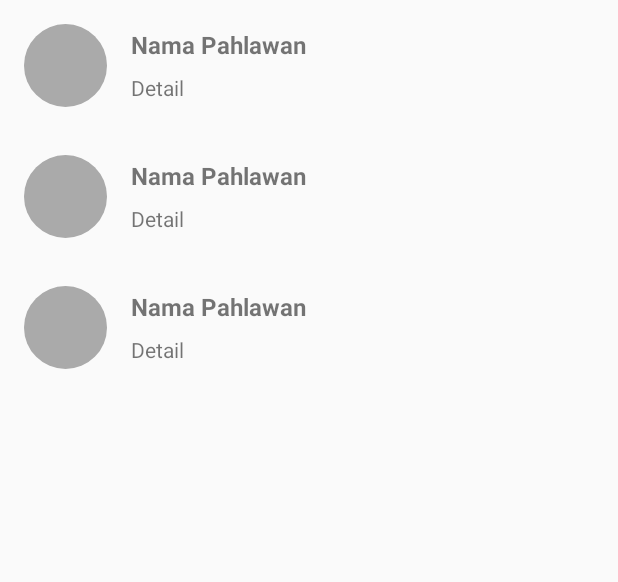
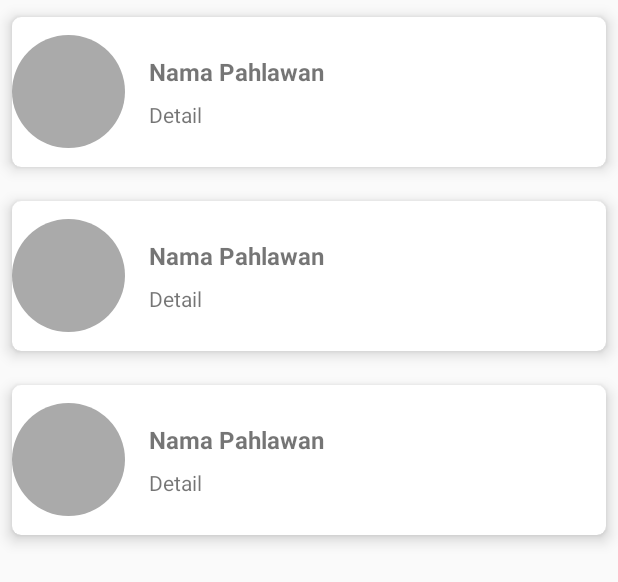
Before and after one commit to kukuhsw/SicKot, an Android app: the layout activity_main.xml on its own in the app's theme, with its tools: preview values and no code run, on a phone screen of 412 x 824 dp. Shown: the top 582 px of the screen. Run offline under Robolectric (Android 15) with nearby library versions, the phone set to English and light mode, and no system bars.

Commit message:
cardview

```diff
--- a/app/src/main/java/com/hellu/lekot/DetailPlanetActivity.kt
+++ b/app/src/main/java/com/hellu/lekot/activities/DetailPlanetActivity.kt
@@ -1,12 +1,12 @@
-package com.hellu.lekot
+package com.hellu.lekot.activities
 
 import androidx.appcompat.app.AppCompatActivity
 import android.os.Bundle
-import android.view.Gravity
 import android.widget.ImageView
 import android.widget.TextView
 import com.bumptech.glide.Glide
 import com.bumptech.glide.request.RequestOptions
+import com.hellu.lekot.R
 import com.hellu.lekot.data.Galaxy
 
 class DetailPlanetActivity : AppCompatActivity() {
--- a/app/src/main/java/com/hellu/lekot/MainActivity.kt
+++ b/app/src/main/java/com/hellu/lekot/activities/MainActivity.kt
@@ -1,4 +1,4 @@
-package com.hellu.lekot
+package com.hellu.lekot.activities
 
 import android.content.Intent
 import androidx.appcompat.app.AppCompatActivity
@@ -9,6 +9,7 @@ import android.widget.Toast
 import androidx.appcompat.app.ActionBar
 import androidx.recyclerview.widget.LinearLayoutManager
 import androidx.recyclerview.widget.RecyclerView
+import com.hellu.lekot.R
 import com.hellu.lekot.adapter.ListGalaxyAdapter
 import com.hellu.lekot.data.Galaxy
 import com.hellu.lekot.data.GalaxyData
--- a/app/src/main/java/com/hellu/lekot/ProfileActivity.kt
+++ b/app/src/main/java/com/hellu/lekot/activities/ProfileActivity.kt
@@ -1,7 +1,8 @@
-package com.hellu.lekot
+package com.hellu.lekot.activities
 
 import androidx.appcompat.app.AppCompatActivity
 import android.os.Bundle
+import com.hellu.lekot.R
 
 class ProfileActivity : AppCompatActivity() {
 
--- a/app/src/main/java/com/hellu/lekot/SplashscreenActivity.kt
+++ b/app/src/main/java/com/hellu/lekot/activities/SplashscreenActivity.kt
@@ -1,9 +1,10 @@
-package com.hellu.lekot
+package com.hellu.lekot.activities
 
 import android.content.Intent
 import androidx.appcompat.app.AppCompatActivity
 import android.os.Bundle
 import android.os.Handler
+import com.hellu.lekot.R
 
 class SplashscreenActivity : AppCompatActivity() {
 
@@ -14,7 +15,7 @@ class SplashscreenActivity : AppCompatActivity() {
         setContentView(R.layout.activity_splashscreen)
 
         Handler().postDelayed({
-            startActivity(Intent(this,MainActivity::class.java))
+            startActivity(Intent(this, MainActivity::class.java))
             finish()
         } , SPLASHTIME
         )
--- a/app/src/main/res/layout/activity_detail_planet.xml
+++ b/app/src/main/res/layout/activity_detail_planet.xml
@@ -4,7 +4,7 @@
     xmlns:tools="http://schemas.android.com/tools"
     android:layout_width="match_parent"
     android:layout_height="match_parent"
-    tools:context=".DetailPlanetActivity">
+    tools:context=".activities.DetailPlanetActivity">
 
     <LinearLayout
         android:id="@+id/batasLL"
--- a/app/src/main/res/layout/activity_main.xml
+++ b/app/src/main/res/layout/activity_main.xml
@@ -6,7 +6,7 @@
     android:layout_width="match_parent"
     android:layout_height="match_parent"
     android:id="@+id/activity_main"
-    tools:context=".MainActivity">
+    tools:context=".activities.MainActivity">
 
     <androidx.recyclerview.widget.RecyclerView
         android:id="@+id/rv_heroes"
--- a/app/src/main/res/layout/activity_profile.xml
+++ b/app/src/main/res/layout/activity_profile.xml
@@ -4,7 +4,7 @@
     xmlns:tools="http://schemas.android.com/tools"
     android:layout_width="match_parent"
     android:layout_height="match_parent"
-    tools:context=".ProfileActivity">
+    tools:context=".activities.ProfileActivity">
 
     <de.hdodenhof.circleimageview.CircleImageView
         android:id="@+id/profile_image"
--- a/app/src/main/res/layout/activity_splashscreen.xml
+++ b/app/src/main/res/layout/activity_splashscreen.xml
@@ -4,7 +4,7 @@
     xmlns:tools="http://schemas.android.com/tools"
     android:layout_width="match_parent"
     android:layout_height="match_parent"
-    tools:context=".SplashscreenActivity">
+    tools:context=".activities.SplashscreenActivity">
 
     <ImageView
         android:id="@+id/logo"
--- a/app/src/main/res/layout/item_row_galaxy.xml
+++ b/app/src/main/res/layout/item_row_galaxy.xml
@@ -1,16 +1,25 @@
 <?xml version="1.0" encoding="utf-8"?>
-<RelativeLayout xmlns:android="http://schemas.android.com/apk/res/android"
+<androidx.cardview.widget.CardView xmlns:android="http://schemas.android.com/apk/res/android"
     xmlns:tools="http://schemas.android.com/tools"
     android:layout_width="match_parent"
     android:layout_height="wrap_content"
+    xmlns:app="http://schemas.android.com/apk/res-auto"
     android:orientation="horizontal"
-    android:padding="16dp">
+    app:cardCornerRadius="6dp"
+    app:cardElevation="6dp"
+    app:cardUseCompatPadding="true"
+    android:padding="3dp">
+
+<RelativeLayout
+    android:layout_width="match_parent"
+    android:layout_height="100dp">
 
     <de.hdodenhof.circleimageview.CircleImageView
         android:id="@+id/img_item_photo"
-        android:layout_width="55dp"
-        android:layout_height="55dp"
+        android:layout_width="75dp"
+        android:layout_height="75dp"
         android:layout_marginEnd="16dp"
+        android:layout_centerVertical="true"
         tools:src="@android:color/darker_gray" />
 
     <LinearLayout
@@ -33,8 +42,12 @@
             android:id="@+id/tv_item_detail"
             android:layout_width="match_parent"
             android:layout_height="wrap_content"
+            android:paddingEnd="4dp"
             android:ellipsize="end"
             android:maxLines="2"
             tools:text="@string/detail" />
     </LinearLayout>
+
 </RelativeLayout>
+
+</androidx.cardview.widget.CardView>
```
Also changed, not shown: app/src/main/AndroidManifest.xml (+4 -4 lines).
